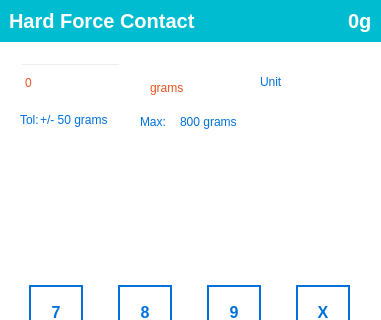
Old version of the form apps/software/gui/Components/HardForceContactForm.ui in the repository lainez12/KS3; both pictures show x 0 to 381 and y 0 to 320 of the 381 by 683 pixel window.
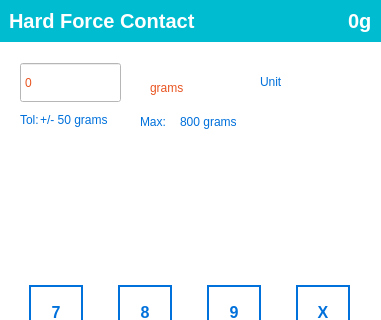
New version of the form. Custom widgets are drawn as their Qt base class.

Commit message: feat: update VisualisationView and related components for camera frame handling and UI improvements

```diff
--- a/apps/software/gui/Components/HardForceContactForm.ui
+++ b/apps/software/gui/Components/HardForceContactForm.ui
@@ -106,7 +106,7 @@
      <item>
       <widget class="QWidget" name="widget_2" native="true">
        <property name="styleSheet">
-        <string notr="true">background-color: transparent;</string>
+        <string notr="true"/>
        </property>
        <widget class="QSpinBox" name="spinBox">
         <property name="geometry">
```
Left out of the diff: 17 changed lines with no effect on the pictures. The commit also changes 5 other files.
